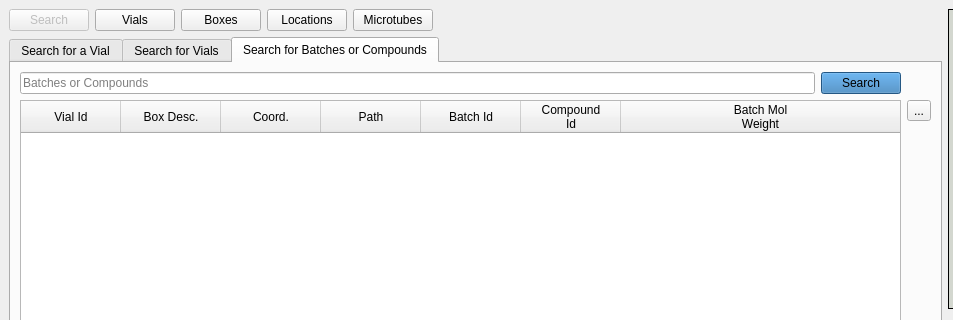
This is frontend/assets/searchwindow.ui in dahlbma/cello as Qt 5 draws it before an edit; both pictures show x 0 to 953 and y 0 to 320 of the 1257 by 810 pixel window. The edited form follows.
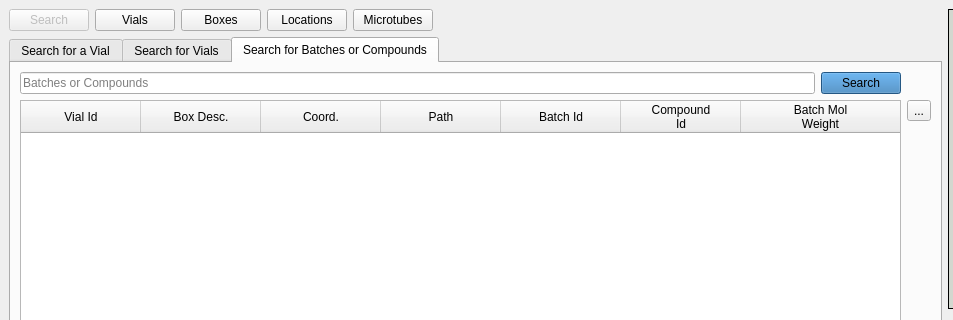
This is the edited form. The open tabs and pages were chosen to show the change.

Commit message: display batch search results + better regex

Diff of the .ui file:
```diff
--- a/frontend/assets/searchwindow.ui
+++ b/frontend/assets/searchwindow.ui
@@ -739,7 +739,7 @@
              <bool>true</bool>
             </property>
             <attribute name="horizontalHeaderDefaultSectionSize">
-             <number>100</number>
+             <number>120</number>
             </attribute>
             <attribute name="horizontalHeaderShowSortIndicator" stdset="0">
              <bool>true</bool>
```
Left out of the diff: 2 changed lines with no effect on the pictures. The commit also changes 1 other file.
